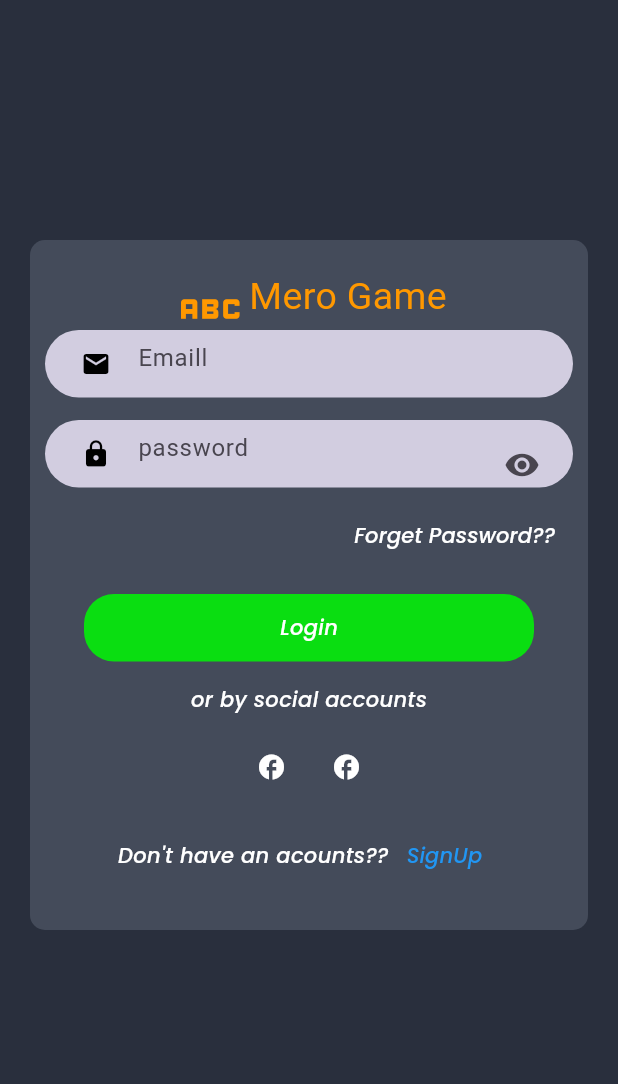
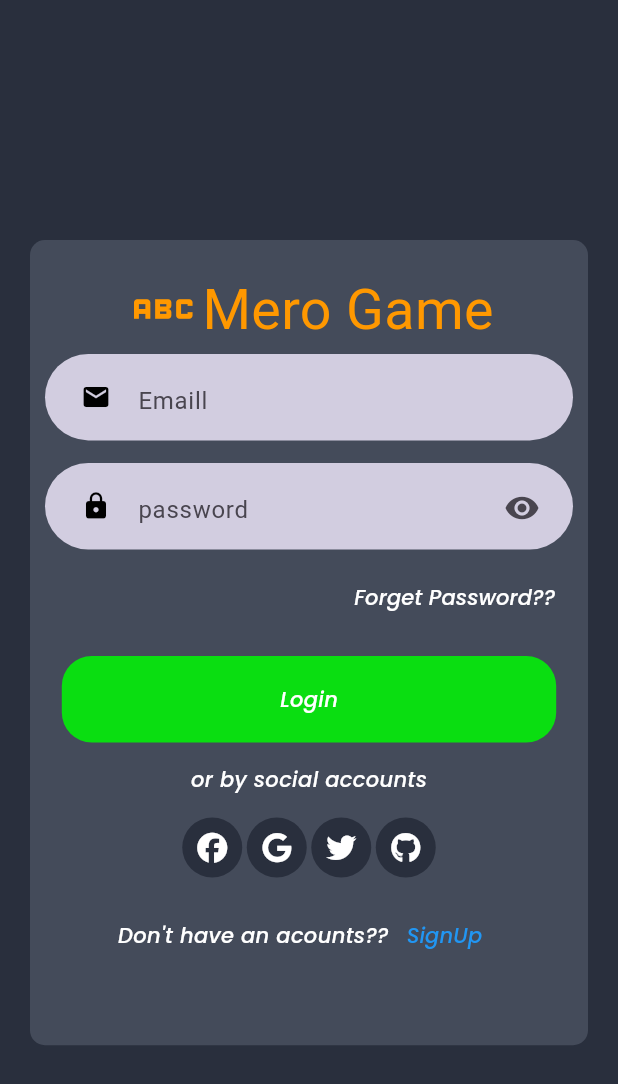
Before and after one commit to AsimSharma/gameappui, a Flutter app: the LoginScreen screen opened by its route, on a phone screen of 412 x 824 dp. Shown: the top 1084 px of the screen. Run offline on Flutter 3.47's test engine with Material 3 defaults, Android fonts, the phone set to English and light mode, and no system bars; our stand-ins replace font_awesome_flutter; Roboto replaces fonts that are missing (Rubikbubble); project files that could hold a hidden picture were left out.

Commit message:
achiveresponsive aproach

```diff
--- a/lib/config/style/app_colors.dart
+++ b/lib/config/style/app_colors.dart
@@ -1,12 +1,12 @@
 import 'package:flutter/material.dart';
-import 'package:gameappui/widgets/responsive.dart';
 
 const Color primarycolors = Color(0xff292F3D);
 const Color secondarycolors = Color.fromARGB(255, 68, 75, 90);
 const Color inputcolor = Color.fromARGB(255, 210, 205, 224);
 const Color logoColor = Colors.orange;
+const Color btnColors = Color.fromARGB(255, 10, 222, 17);
 
-const Color btnColors = Color.fromARGB(255, 10, 222, 17);
+const Color textColor = Colors.white;
 
 const headingText =
     TextStyle(color: logoColor, fontSize: 25, fontFamily: "Rubikbubble");
@@ -22,11 +22,11 @@ const topheadingText = TextStyle(
     fontWeight: FontWeight.w600,
     fontFamily: "kalnia");
 
-myTextStyle(Color color, double fontSize) {
+myTextStyle(Color color, double fontSize, String fontFamily) {
   return TextStyle(
     color: color,
     fontSize: fontSize,
-    fontFamily: 'Poppinsmedium',
+    fontFamily: fontFamily,
   );
 }
 
--- a/lib/screen/login_screen.dart
+++ b/lib/screen/login_screen.dart
@@ -1,7 +1,9 @@
 import 'package:flutter/material.dart';
+import 'package:font_awesome_flutter/font_awesome_flutter.dart';
 import 'package:gameappui/config/routes.dart';
 
 import 'package:gameappui/config/style/app_colors.dart';
+import 'package:gameappui/widgets/responsive.dart';
 
 import '../widgets/custome_btns.dart';
 import '../widgets/custome_inputs.dart';
@@ -35,7 +37,7 @@ class _LoginScreenState extends State<LoginScreen> {
             ),
             Positioned(
               top: 140,
-              height: 500,
+              height: 0.70.h(context),
               width: width,
               child: Container(
                 margin: const EdgeInsets.all(20),
@@ -45,7 +47,7 @@ class _LoginScreenState extends State<LoginScreen> {
                     borderRadius: BorderRadius.all(Radius.circular(10))),
                 child: Column(
                   children: [
-                    logoheader(),
+                    logoheader(context),
                     const CustomeInputs(
                       hintText: "Emaill",
                       icons: Icons.email,
@@ -76,10 +78,14 @@ class _LoginScreenState extends State<LoginScreen> {
                     const SizedBox(
                       height: 15,
                     ),
-                    CustomBtn(
-                      btnTitle: "Login",
-                      onPressed: () {},
-                    ),
+                    Container(
+                        width: 0.8.w(context),
+                        height: 0.07.h(context),
+                        child: CustomBtn(
+                            btnTitle: "Login",
+                            width: width,
+                            height: height,
+                            onPressed: () {})),
                     const SizedBox(
                       height: 15,
                     ),
@@ -95,11 +101,27 @@ class _LoginScreenState extends State<LoginScreen> {
                     const Row(
                       mainAxisAlignment: MainAxisAlignment.center,
                       children: [
-                        SocialLoginBtn(),
+                        SocialLoginBtn(
+                          icons: FontAwesomeIcons.facebook,
+                        ),
                         SizedBox(
-                          width: 10,
+                          width: 3,
                         ),
-                        SocialLoginBtn()
+                        SocialLoginBtn(
+                          icons: FontAwesomeIcons.google,
+                        ),
+                        SizedBox(
+                          width: 3,
+                        ),
+                        SocialLoginBtn(
+                          icons: FontAwesomeIcons.twitter,
+                        ),
+                        SizedBox(
+                          width: 3,
+                        ),
+                        SocialLoginBtn(
+                          icons: FontAwesomeIcons.github,
+                        )
                       ],
                     ),
                     const SizedBox(
--- a/lib/screen/welcome_screen.dart
+++ b/lib/screen/welcome_screen.dart
@@ -30,7 +30,7 @@ class WelcomeScreen extends StatelessWidget {
                 margin: const EdgeInsets.all(20),
                 child: Column(
                   children: [
-                    logoheader(),
+                    logoheader(context),
                     const CircleAvatar(
                       radius: 52,
                       backgroundColor: primarycolors,
--- a/lib/widgets/custome_btns.dart
+++ b/lib/widgets/custome_btns.dart
@@ -6,19 +6,20 @@ class CustomBtn extends StatelessWidget {
       {super.key,
       required this.btnTitle,
       required this.onPressed,
-      this.width = 300});
+      this.width = 300,
+      this.height = 45});
 
   final String btnTitle;
   final VoidCallback onPressed;
-  final double width;
+  final double width, height;
 
   @override
   Widget build(BuildContext context) {
     return GestureDetector(
       onTap: onPressed,
       child: Container(
-        height: 45,
         width: width,
+        height: height,
         decoration: const BoxDecoration(
             color: btnColors,
             borderRadius: BorderRadius.all(Radius.circular(20))),
--- a/lib/widgets/custome_inputs.dart
+++ b/lib/widgets/custome_inputs.dart
@@ -1,5 +1,6 @@
 import 'package:flutter/material.dart';
 import 'package:gameappui/config/style/app_colors.dart';
+import 'package:gameappui/widgets/responsive.dart';
 
 class CustomeInputs extends StatefulWidget {
   const CustomeInputs(
@@ -29,7 +30,7 @@ class _CustomeInputsState extends State<CustomeInputs> {
   @override
   Widget build(BuildContext context) {
     return Container(
-      height: 45,
+      height: 0.070.h(context),
       padding: const EdgeInsets.all(10),
       decoration: BoxDecoration(
         borderRadius: BorderRadius.circular(30),
--- a/lib/widgets/logo_header.dart
+++ b/lib/widgets/logo_header.dart
@@ -1,12 +1,13 @@
 import 'package:flutter/material.dart';
+import 'package:gameappui/widgets/responsive.dart';
 
 import '../config/style/app_colors.dart';
 
-Container logoheader() {
+Container logoheader(BuildContext context) {
   return Container(
-    height: 50,
+    height: 0.08.h(context),
     padding: const EdgeInsets.all(10),
-    child: const Row(
+    child: Row(
       mainAxisAlignment: MainAxisAlignment.center,
       children: [
         Icon(
@@ -16,7 +17,8 @@ Container logoheader() {
         ),
         Text(
           "Mero Game",
-          style: headingText,
+          style:
+              myTextStyle(logoColor, 0.03.toResponsive(context), "Rubikbubble"),
         )
       ],
     ),
--- a/lib/widgets/social_login_btn.dart
+++ b/lib/widgets/social_login_btn.dart
@@ -1,17 +1,23 @@
 import 'package:flutter/material.dart';
+import 'package:font_awesome_flutter/font_awesome_flutter.dart';
 import 'package:gameappui/config/style/app_colors.dart';
 
 class SocialLoginBtn extends StatelessWidget {
-  const SocialLoginBtn({super.key});
+  const SocialLoginBtn({super.key, required this.icons});
+
+  final IconData icons;
 
   @override
   Widget build(BuildContext context) {
-    return const CircleAvatar(
-      backgroundColor: secondarycolors,
-      child: Icon(
-        Icons.facebook,
-        color: Colors.white,
-        size: 20,
+    return CircleAvatar(
+      backgroundColor: primarycolors,
+      child: IconButton(
+        onPressed: () {},
+        icon: FaIcon(
+          icons,
+          color: textColor,
+          size: 20,
+        ),
       ),
     );
   }
--- a/pubspec.yaml
+++ b/pubspec.yaml
@@ -34,8 +34,7 @@ dependencies:
   # The following adds the Cupertino Icons font to your application.
   # Use with the CupertinoIcons class for iOS style icons.
   cupertino_icons: ^1.0.2
-  flutter_social_button: ^1.1.4+1
-  social_login_buttons: ^1.0.7
+  font_awesome_flutter: ^10.6.0
 
 dev_dependencies:
   flutter_test:
```
Also changed, not shown: lib/screen/onboarding_screen.dart (+6 -3 lines), lib/screen/register_screen.dart (+11 -3 lines), pubspec.lock.
